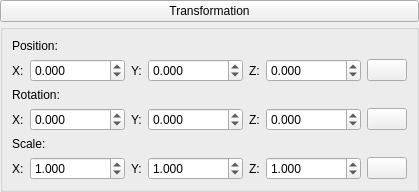
Before: the Qt Designer form v2.5/GEAR Studio/TransformationPropertiesTab.ui in andyreimann/gear, drawn with Qt 5.
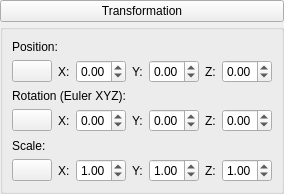
After: the same form once the commit is applied. Icons and pictures are not drawn.

Commit message: * [GEAR Studio] Fixed several issues with RotationHandler  * [GEAR Studio] First version with nearly completely working transformation handlers integrated for basic mesh movement

Diff of the .ui file:
```diff
--- a/v2.5/GEAR Studio/TransformationPropertiesTab.ui
+++ b/v2.5/GEAR Studio/TransformationPropertiesTab.ui
@@ -6,8 +6,8 @@
    <rect>
     <x>0</x>
     <y>0</y>
-    <width>381</width>
-    <height>182</height>
+    <width>268</width>
+    <height>194</height>
    </rect>
   </property>
   <property name="sizePolicy">
@@ -64,7 +64,25 @@
          </widget>
         </item>
         <item>
-         <layout class="QHBoxLayout" name="horizontalLayout" stretch="0,1,0,1,0,1,0">
+         <layout class="QHBoxLayout" name="horizontalLayout" stretch="0,0,1,0,1,0,1">
+          <item>
+           <widget class="QPushButton" name="translation3DToggle">
+            <property name="text">
+             <string/>
+            </property>
+            <property name="icon">
+             <iconset>
+              <activeon>:/Buttons/EditorResources/Translate_3d_24x24.png</activeon>
+             </iconset>
+            </property>
+            <property name="checkable">
+             <bool>true</bool>
+            </property>
+            <attribute name="buttonGroup">
+             <string notr="true">buttonGroup</string>
+            </attribute>
+           </widget>
+          </item>
           <item>
            <widget class="QLabel" name="posXLabel">
             <property name="text">
@@ -74,8 +92,14 @@
           </item>
           <item>
            <widget class="QDoubleSpinBox" name="posX">
+            <property name="minimumSize">
+             <size>
+              <width>50</width>
+              <height>0</height>
+             </size>
+            </property>
             <property name="decimals">
-             <number>3</number>
+             <number>2</number>
             </property>
             <property name="minimum">
              <double>-10000000.000000000000000</double>
@@ -97,8 +121,14 @@
           </item>
           <item>
            <widget class="QDoubleSpinBox" name="posY">
+            <property name="minimumSize">
+             <size>
+              <width>50</width>
+              <height>0</height>
+             </size>
+            </property>
             <property name="decimals">
-             <number>3</number>
+             <number>2</number>
             </property>
             <property name="minimum">
              <double>-10000000.000000000000000</double>
@@ -120,8 +150,14 @@
           </item>
           <item>
            <widget class="QDoubleSpinBox" name="posZ">
+            <property name="minimumSize">
+             <size>
+              <width>50</width>
+              <height>0</height>
+             </size>
+            </property>
             <property name="decimals">
-             <number>3</number>
+             <number>2</number>
             </property>
             <property name="minimum">
              <double>-10000000.000000000000000</double>
@@ -134,35 +170,35 @@
             </property>
            </widget>
           </item>
-          <item>
-           <widget class="QPushButton" name="translation3DToggle">
-            <property name="text">
-             <string/>
-            </property>
-            <property name="icon">
-             <iconset>
-              <activeon>:/Buttons/EditorResources/Translate_3d_24x24.png</activeon>
-             </iconset>
-            </property>
-            <property name="checkable">
-             <bool>true</bool>
-            </property>
-            <attribute name="buttonGroup">
-             <string notr="true">buttonGroup</string>
-            </attribute>
-           </widget>
-          </item>
          </layout>
         </item>
         <item>
          <widget class="QLabel" name="label_2">
           <property name="text">
-           <string>Rotation:</string>
+           <string>Rotation (Euler XYZ):</string>
           </property>
          </widget>
         </item>
         <item>
-         <layout class="QHBoxLayout" name="horizontalLayout_2" stretch="0,1,0,1,0,1,0">
+         <layout class="QHBoxLayout" name="horizontalLayout_2" stretch="0,0,1,0,1,0,1">
+          <item>
+           <widget class="QPushButton" name="rotation3DToggle">
+            <property name="text">
+             <string/>
+            </property>
+            <property name="icon">
+             <iconset>
+              <activeon>:/Buttons/EditorResources/Rotate_3d_24x24.png</activeon>
+             </iconset>
+            </property>
+            <property name="checkable">
+             <bool>true</bool>
+            </property>
+            <attribute name="buttonGroup">
+             <string notr="true">buttonGroup</string>
+            </attribute>
+           </widget>
+          </item>
           <item>
            <widget class="QLabel" name="rotXLabel">
             <property name="text">
@@ -172,8 +208,14 @@
           </item>
           <item>
            <widget class="QDoubleSpinBox" name="rotX">
+            <property name="minimumSize">
+             <size>
+              <width>50</width>
+              <height>0</height>
+             </size>
+            </property>
             <property name="decimals">
-             <number>3</number>
+             <number>2</number>
             </property>
             <property name="minimum">
              <double>-10000000.000000000000000</double>
@@ -195,8 +237,14 @@
           </item>
           <item>
            <widget class="QDoubleSpinBox" name="rotY">
+            <property name="minimumSize">
+             <size>
+              <width>50</width>
+              <height>0</height>
+             </size>
+            </property>
             <property name="decimals">
-             <number>3</number>
+             <number>2</number>
             </property>
             <property name="minimum">
              <double>-10000000.000000000000000</double>
@@ -218,8 +266,20 @@
           </item>
           <item>
            <widget class="QDoubleSpinBox" name="rotZ">
+            <property name="sizePolicy">
+             <sizepolicy hsizetype="Expanding" vsizetype="Fixed">
+              <horstretch>0</horstretch>
+              <verstretch>0</verstretch>
+             </sizepolicy>
+            </property>
+            <property name="minimumSize">
+             <size>
+              <width>50</width>
+              <height>0</height>
+             </size>
+            </property>
             <property name="decimals">
-             <number>3</number>
+             <number>2</number>
             </property>
             <property name="minimum">
              <double>-10000000.000000000000000</double>
@@ -232,24 +292,6 @@
             </property>
            </widget>
           </item>
-          <item>
-           <widget class="QPushButton" name="rotation3DToggle">
-            <property name="text">
-             <string/>
-            </property>
-            <property name="icon">
-             <iconset>
-              <activeon>:/Buttons/EditorResources/Rotate_3d_24x24.png</activeon>
-             </iconset>
-            </property>
-            <property name="checkable">
-             <bool>true</bool>
-            </property>
-            <attribute name="buttonGroup">
-             <string notr="true">buttonGroup</string>
-            </attribute>
-           </widget>
-          </item>
          </layout>
         </item>
         <item>
@@ -260,7 +302,25 @@
          </widget>
         </item>
         <item>
-         <layout class="QHBoxLayout" name="horizontalLayout_3" stretch="0,1,0,1,0,1,0">
+         <layout class="QHBoxLayout" name="horizontalLayout_3" stretch="0,0,1,0,1,0,1">
+          <item>
+           <widget class="QPushButton" name="scale3DToggle">
+            <property name="text">
+             <string/>
+            </property>
+            <property name="icon">
+             <iconset>
+              <activeon>:/Buttons/EditorResources/Scale_3d_24x24.png</activeon>
+             </iconset>
+            </property>
+            <property name="checkable">
+             <bool>true</bool>
+            </property>
+            <attribute name="buttonGroup">
+             <string notr="true">buttonGroup</string>
+            </attribute>
+           </widget>
+          </item>
           <item>
            <widget class="QLabel" name="scaleXLabel">
             <property name="text">
@@ -270,8 +330,14 @@
           </item>
           <item>
            <widget class="QDoubleSpinBox" name="scaleX">
+            <property name="minimumSize">
+             <size>
+              <width>50</width>
+              <height>0</height>
+             </size>
+            </property>
             <property name="decimals">
-             <number>3</number>
+             <number>2</number>
             </property>
             <property name="minimum">
              <double>-10000000.000000000000000</double>
@@ -296,8 +362,14 @@
           </item>
           <item>
            <widget class="QDoubleSpinBox" name="scaleY">
+            <property name="minimumSize">
+             <size>
+              <width>50</width>
+              <height>0</height>
+             </size>
+            </property>
             <property name="decimals">
-             <number>3</number>
+             <number>2</number>
             </property>
             <property name="minimum">
              <double>-10000000.000000000000000</double>
@@ -322,8 +394,14 @@
           </item>
           <item>
            <widget class="QDoubleSpinBox" name="scaleZ">
+            <property name="minimumSize">
+             <size>
+              <width>50</width>
+              <height>0</height>
+             </size>
+            </property>
             <property name="decimals">
-             <number>3</number>
+             <number>2</number>
             </property>
             <property name="minimum">
              <double>-10000000.000000000000000</double>
@@ -339,24 +417,6 @@
             </property>
            </widget>
           </item>
-          <item>
-           <widget class="QPushButton" name="scale3DToggle">
-            <property name="text">
-             <string/>
-            </property>
-            <property name="icon">
-             <iconset>
-              <activeon>:/Buttons/EditorResources/Scale_3d_24x24.png</activeon>
-             </iconset>
-            </property>
-            <property name="checkable">
-             <bool>true</bool>
-            </property>
-            <attribute name="buttonGroup">
-             <string notr="true">buttonGroup</string>
-            </attribute>
-           </widget>
-          </item>
          </layout>
         </item>
        </layout>
```
The commit also changes 10 other files.
